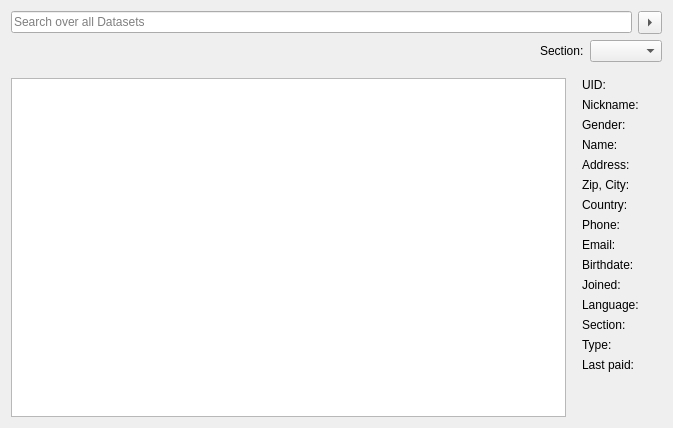
Qt form forms/userlist.ui (LukyLuke/PiTres) before a commit.
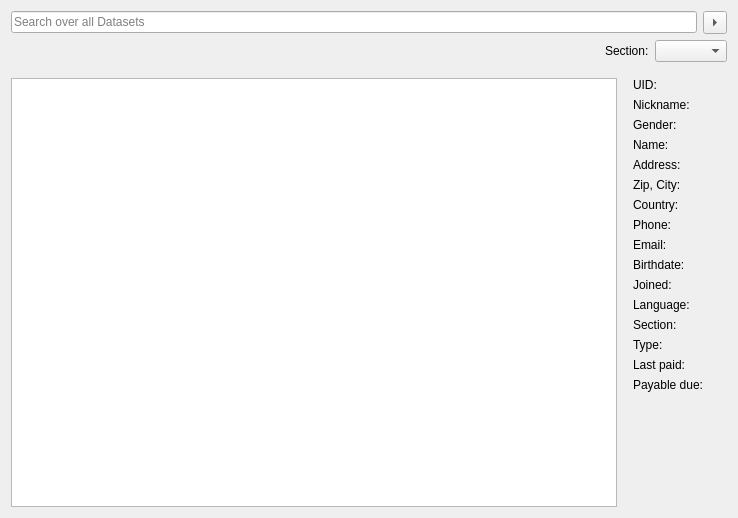
The same form after that commit.

Patch:
```diff
--- a/forms/userlist.ui
+++ b/forms/userlist.ui
@@ -6,8 +6,8 @@
    <rect>
     <x>0</x>
     <y>0</y>
-    <width>673</width>
-    <height>428</height>
+    <width>738</width>
+    <height>518</height>
    </rect>
   </property>
   <property name="sizePolicy">
@@ -170,7 +170,7 @@
          </property>
         </widget>
        </item>
-       <item row="15" column="1">
+       <item row="16" column="1">
         <spacer name="verticalSpacer">
          <property name="orientation">
           <enum>Qt::Vertical</enum>
@@ -323,6 +323,20 @@
          </property>
         </widget>
        </item>
+       <item row="15" column="1">
+        <widget class="QLabel" name="label_17">
+         <property name="text">
+          <string>Payable due:</string>
+         </property>
+        </widget>
+       </item>
+       <item row="15" column="2">
+        <widget class="QLabel" name="detailPayableDue">
+         <property name="text">
+          <string/>
+         </property>
+        </widget>
+       </item>
       </layout>
      </item>
     </layout>
```
